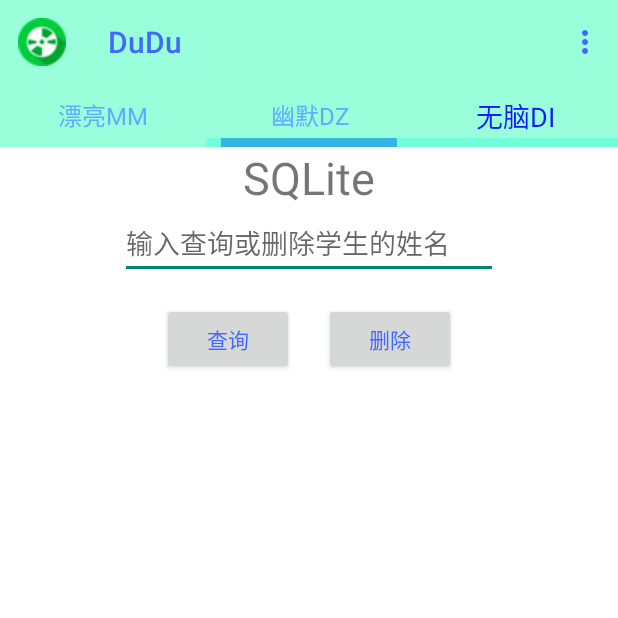
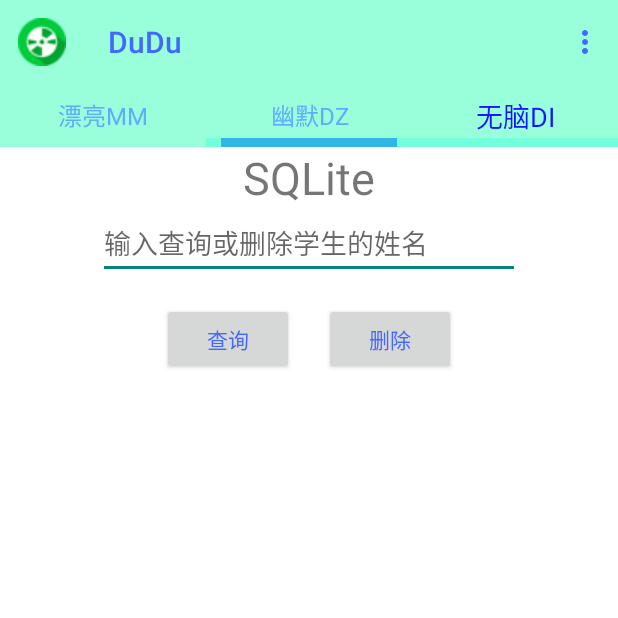
Before and after one commit to MathiasLuo/Android_Xamine, an Android app: the screen it shows after launch (MainActivity), after a tap on "无脑DI", on a phone screen of 412 x 824 dp, the top half of it. Run offline under Robolectric (Android 15) with nearby library versions, the phone set to English and light mode, and no system bars; 2 other taps on this screen came first.

Commit message:
"基本完成了，修bug "

```diff
--- a/app/src/main/res/layout/fragment_my_show_.xml
+++ b/app/src/main/res/layout/fragment_my_show_.xml
@@ -14,8 +14,8 @@
         android:id="@+id/edit_my"
         android:layout_width="match_parent"
         android:layout_height="wrap_content"
-        android:layout_marginLeft="80dp"
-        android:layout_marginRight="80dp"
+        android:layout_marginLeft="65dp"
+        android:layout_marginRight="65dp"
         android:layout_marginTop="40dp"
         android:hint="输入查询或删除学生的姓名" />
 
```
Also changed, not shown: 1 other file.
